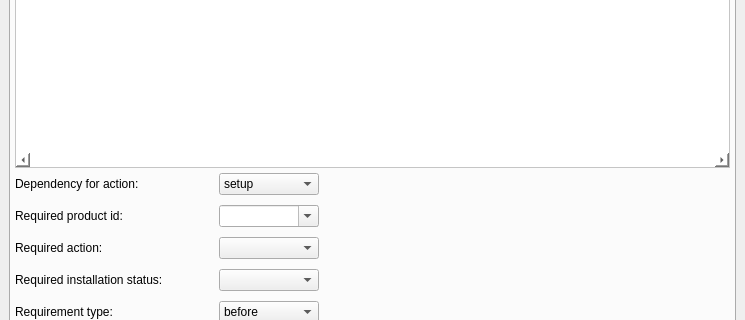
First picture: the form in oPB/ui/mainwindow.ui, repository pandel/opsiPackageBuilder, before the edit; both pictures show x 0 to 745 and y 116 to 436 of the 745 by 650 pixel window.
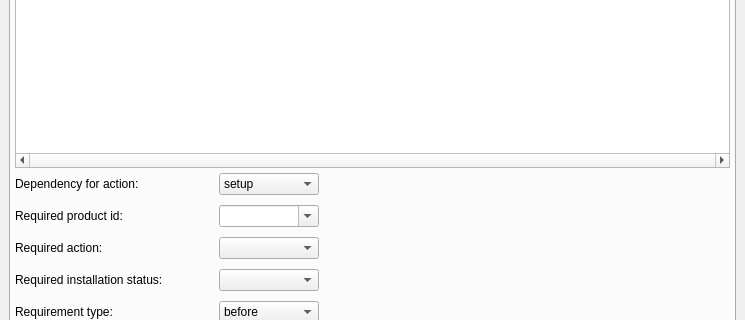
Second picture: the form after the edit. The open tabs and pages were chosen to show the change. Icons and pictures are not drawn.

What changed in the file:
```diff
--- a/oPB/ui/mainwindow.ui
+++ b/oPB/ui/mainwindow.ui
@@ -1061,13 +1061,6 @@
         </property>
         <item>
          <widget class="QTableView" name="tblDependencies">
-          <property name="styleSheet">
-           <string notr="true">background-color: rgb(255, 255, 255);
-alternate-background-color: rgb(218, 224, 241);
-selection-color: rgb(255, 255, 0);
-selection-background-color: rgb(51, 153, 255);
-</string>
-          </property>
           <property name="horizontalScrollBarPolicy">
            <enum>Qt::ScrollBarAlwaysOn</enum>
           </property>
```
Left out of the diff: 4 changed lines with no effect on the pictures.
